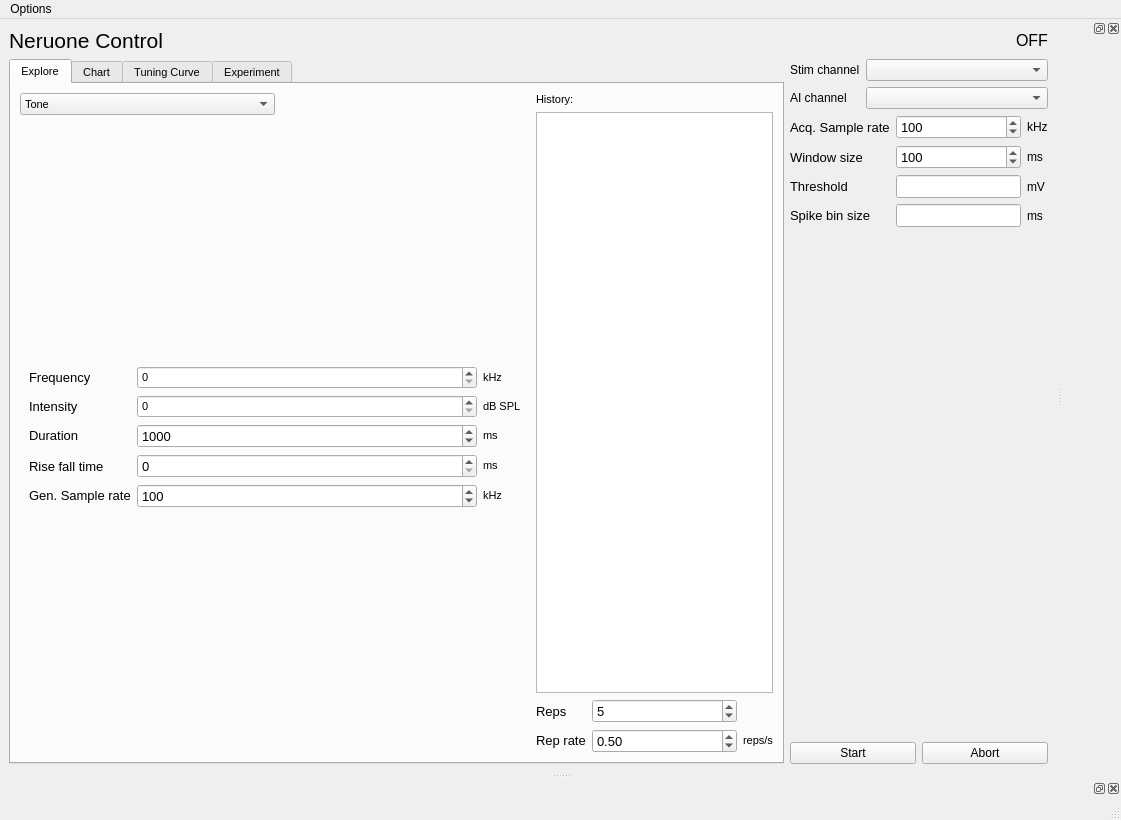
Above: main/main_control.ui from portfors-lab/sparkle before the change. Below: the same form after it.
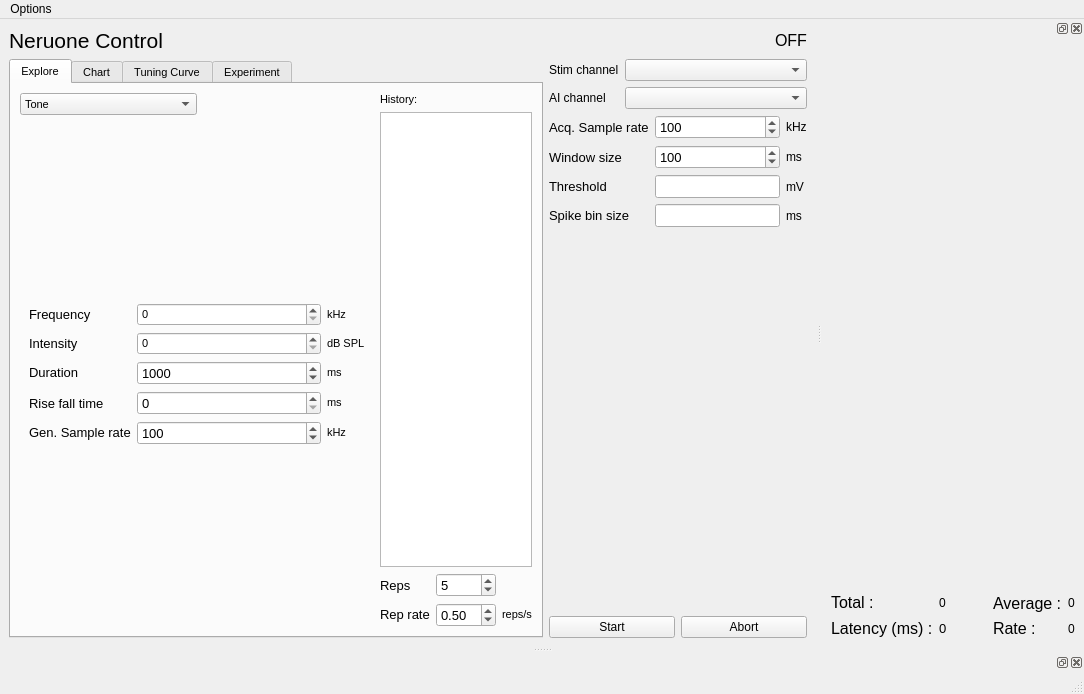
That is the form after the change. Custom widgets are drawn as their Qt base class.

Commit message: funtional spike stats, switch signals to be owned by model

The edit to the form file:
```diff
--- a/main/main_control.ui
+++ b/main/main_control.ui
@@ -6,8 +6,8 @@
    <rect>
     <x>0</x>
     <y>0</y>
-    <width>1121</width>
-    <height>820</height>
+    <width>1084</width>
+    <height>694</height>
    </rect>
   </property>
   <property name="windowTitle">
@@ -1553,7 +1553,7 @@
     <rect>
      <x>0</x>
      <y>0</y>
-     <width>1121</width>
+     <width>1084</width>
      <height>21</height>
     </rect>
    </property>
@@ -1589,15 +1589,119 @@
    </attribute>
    <widget class="QWidget" name="dockWidgetContents_2">
     <layout class="QVBoxLayout" name="verticalLayout_10">
-     <property name="spacing">
-      <number>6</number>
-     </property>
-     <property name="margin">
-      <number>0</number>
-     </property>
      <item>
       <widget class="PSTWidget" name="psth" native="true"/>
      </item>
+     <item>
+      <layout class="QGridLayout" name="gridLayout_9">
+       <item row="0" column="3">
+        <widget class="QLabel" name="label_16">
+         <property name="font">
+          <font>
+           <pointsize>12</pointsize>
+          </font>
+         </property>
+         <property name="text">
+          <string>Average :</string>
+         </property>
+        </widget>
+       </item>
+       <item row="1" column="0">
+        <widget class="QLabel" name="label_5">
+         <property name="font">
+          <font>
+           <pointsize>12</pointsize>
+          </font>
+         </property>
+         <property name="text">
+          <string>Latency (ms) :</string>
+         </property>
+        </widget>
+       </item>
+       <item row="1" column="1">
+        <widget class="QLabel" name="spike_latency_lbl">
+         <property name="font">
+          <font>
+           <pointsize>10</pointsize>
+          </font>
+         </property>
+         <property name="text">
+          <string>0</string>
+         </property>
+        </widget>
+       </item>
+       <item row="0" column="0">
+        <widget class="QLabel" name="label_11">
+         <property name="sizePolicy">
+          <sizepolicy hsizetype="Preferred" vsizetype="Fixed">
+           <horstretch>0</horstretch>
+           <verstretch>0</verstretch>
+          </sizepolicy>
+         </property>
+         <property name="font">
+          <font>
+           <pointsize>12</pointsize>
+          </font>
+         </property>
+         <property name="text">
+          <string>Total :</string>
+         </property>
+        </widget>
+       </item>
+       <item row="1" column="3">
+        <widget class="QLabel" name="label_7">
+         <property name="sizePolicy">
+          <sizepolicy hsizetype="Preferred" vsizetype="Fixed">
+           <horstretch>0</horstretch>
+           <verstretch>0</verstretch>
+          </sizepolicy>
+         </property>
+         <property name="font">
+          <font>
+           <pointsize>12</pointsize>
+          </font>
+         </property>
+         <property name="text">
+          <string>Rate :</string>
+         </property>
+        </widget>
+       </item>
+       <item row="1" column="4">
+        <widget class="QLabel" name="spike_rate_lbl">
+         <property name="text">
+          <string>0</string>
+         </property>
+        </widget>
+       </item>
+       <item row="0" column="4">
+        <widget class="QLabel" name="spike_avg_lbl">
+         <property name="text">
+          <string>0</string>
+         </property>
+        </widget>
+       </item>
+       <item row="0" column="1">
+        <widget class="QLabel" name="spike_total_lbl">
+         <property name="text">
+          <string>0</string>
+         </property>
+        </widget>
+       </item>
+       <item row="0" column="2">
+        <spacer name="horizontalSpacer_3">
+         <property name="orientation">
+          <enum>Qt::Horizontal</enum>
+         </property>
+         <property name="sizeHint" stdset="0">
+          <size>
+           <width>40</width>
+           <height>20</height>
+          </size>
+         </property>
+        </spacer>
+       </item>
+      </layout>
+     </item>
     </layout>
    </widget>
   </widget>
```
The commit also changes 6 other files.
